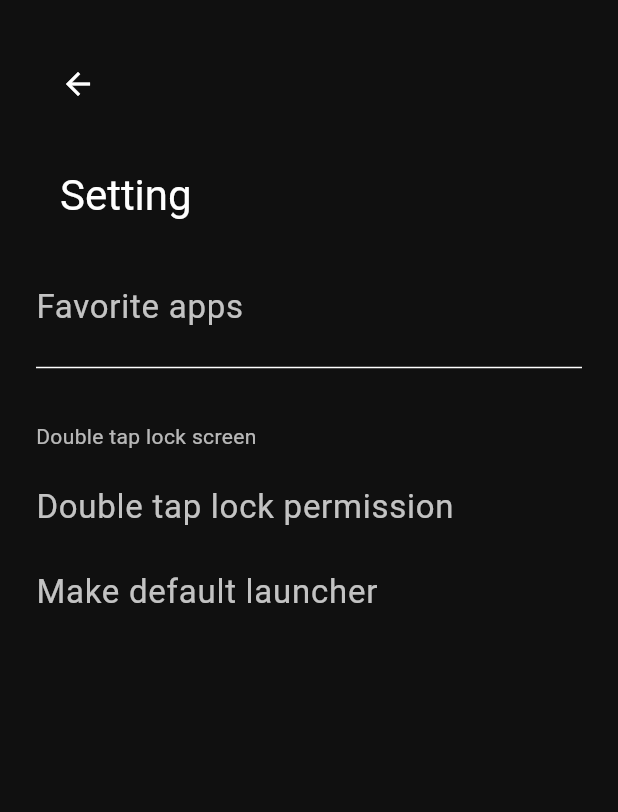
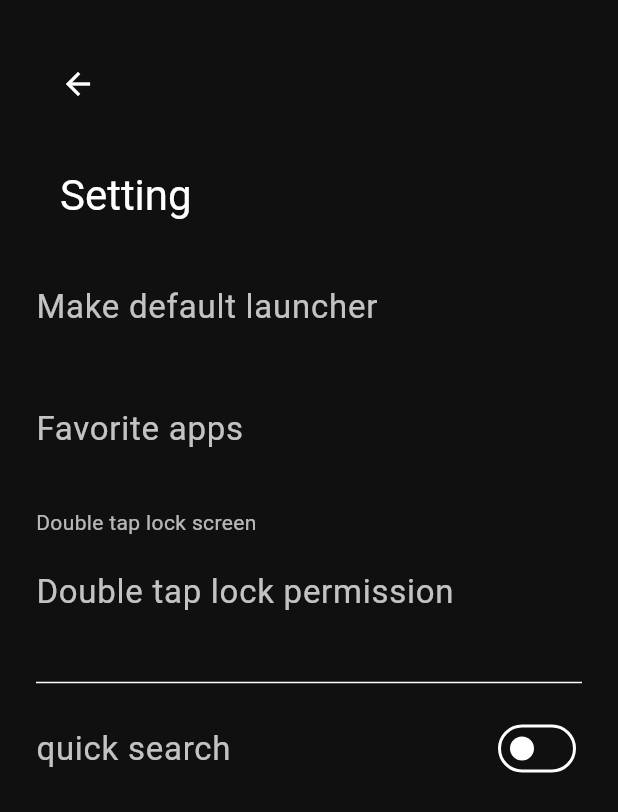
Before and after one commit to yeasin50/waqt, a Flutter app: the SettingsPage screen opened directly, on a phone screen of 412 x 824 dp. Shown: the top 812 px of the screen. Run offline on Flutter 3.47's test engine with Material 3 defaults, Android fonts, the phone set to English and light mode, and no system bars; our stand-ins replace diacritic, hive_flutter; accounts and stored records are empty.

Commit message:
prep setting page

```diff
--- a/lib/src/app/theme.dart
+++ b/lib/src/app/theme.dart
@@ -5,7 +5,7 @@ final class AppTheme {
     brightness: Brightness.dark,
     scaffoldBackgroundColor: const Color(0xFF101010),
     colorScheme: const .dark(surface: Color(0xFF101010), primary: Colors.white),
-    dividerColor: Colors.grey,
+    dividerColor: Colors.grey.withValues(alpha: .3),
     appBarTheme: AppBarThemeData(elevation: 0, scrolledUnderElevation: 0),
     textTheme: TextTheme(
       headlineLarge: TextStyle(
--- a/lib/src/core/database.dart
+++ b/lib/src/core/database.dart
@@ -14,7 +14,7 @@ class AppDatabase {
     Hive.registerAdapter(UserPreferenceAdapter());
     await Hive.openBox<AppInfo>("app_configx");
     await Hive.openBox<AppVisiblityInfo>("app_visiblityx");
-    await Hive.openBox<UserPreference>("user_preferencex");
+    await Hive.openBox<UserPreference>("user_preferencexx");
   }
 
   final _box = Hive.box<AppInfo>("app_configx");
@@ -37,7 +37,7 @@ class AppDatabase {
 
   /// ...
 
-  final _userPreferenceBox = Hive.box<UserPreference>("user_preferencex");
+  final _userPreferenceBox = Hive.box<UserPreference>("user_preferencexx");
   void updatePreference(UserPreference pref) => _userPreferenceBox.put(0, pref);
 
   UserPreference preference([UserPreference defaulta = .empty]) {
--- a/lib/src/core/models/user_preference.dart
+++ b/lib/src/core/models/user_preference.dart
@@ -1,20 +1,134 @@
 class UserPreference {
-  const UserPreference({required this.enableDoubleTapLock});
+  const UserPreference({
+    this.enableDoubleTapLock = false,
+
+    // Search
+    this.quickSearch = false,
+    this.autoShowKeyboard = false,
+    this.searchOrder = 'alphabet',
+    this.searchAtBottom = true,
+
+    // Appearance
+    this.language = 'system',
+    this.theme = 'system',
+    this.useSystemFont = true,
+    this.customFont = '',
+    this.itemSpacing = 8,
+    this.fontSize = 16,
+
+    // Clock
+    this.showClock = true,
+    this.clockAlignment = 0,
+    this.isLargeClock = false,
+    this.showDate = true,
+
+    this.appsNameAlignment = 0,
+    this.footerLeft = '',
+    this.footerRight = '',
+  });
 
   final bool enableDoubleTapLock;
 
-  static const UserPreference empty = UserPreference(
-    enableDoubleTapLock: false,
-  );
+  // Search
+  /// Automatically opens a single matching result.
+  final bool quickSearch;
+  final bool autoShowKeyboard;
 
-  UserPreference copyWith({bool? enableDoubleTapLock}) {
+  /// alphabet, reverseAlpha, lastLaunch
+  final String searchOrder;
+  final bool searchAtBottom;
+
+  // Appearance
+  final String language;
+  final String theme;
+  final bool useSystemFont;
+  final String customFont;
+  final int itemSpacing;
+  final int fontSize;
+
+  // Clock
+  final bool showClock;
+
+  /// -1 = left, 0 = center, 1 = right
+  final int clockAlignment;
+  final bool isLargeClock;
+  final bool showDate;
+
+  // App list
+
+  /// App name alignment.
+  /// -1 = left, 0 = center, 1 = right
+  final int appsNameAlignment;
+
+  // Footer labels
+  final String footerLeft;
+  final String footerRight;
+
+  static const UserPreference empty = UserPreference();
+
+  UserPreference copyWith({
+    bool? enableDoubleTapLock,
+    bool? quickSearch,
+    bool? autoShowKeyboard,
+    String? searchOrder,
+    bool? searchAtBottom,
+    String? language,
+    String? theme,
+    bool? useSystemFont,
+    String? customFont,
+    int? itemSpacing,
+    int? fontSize,
+    bool? showClock,
+    int? clockAlignment,
+    bool? isLargeClock,
+    bool? showDate,
+    int? appsNameAlignment,
+    String? footerLeft,
+    String? footerRight,
+  }) {
     return UserPreference(
       enableDoubleTapLock: enableDoubleTapLock ?? this.enableDoubleTapLock,
+      quickSearch: quickSearch ?? this.quickSearch,
+      autoShowKeyboard: autoShowKeyboard ?? this.autoShowKeyboard,
+      searchOrder: searchOrder ?? this.searchOrder,
+      searchAtBottom: searchAtBottom ?? this.searchAtBottom,
+      language: language ?? this.language,
+      theme: theme ?? this.theme,
+      useSystemFont: useSystemFont ?? this.useSystemFont,
+      customFont: customFont ?? this.customFont,
+      itemSpacing: itemSpacing ?? this.itemSpacing,
+      fontSize: fontSize ?? this.fontSize,
+      showClock: showClock ?? this.showClock,
+      clockAlignment: clockAlignment ?? this.clockAlignment,
+      isLargeClock: isLargeClock ?? this.isLargeClock,
+      showDate: showDate ?? this.showDate,
+      appsNameAlignment: appsNameAlignment ?? this.appsNameAlignment,
+      footerLeft: footerLeft ?? this.footerLeft,
+      footerRight: footerRight ?? this.footerRight,
     );
   }
 
+  Map<String, dynamic> toJson() => {
+    'enableDoubleTapLock': enableDoubleTapLock,
+    'quickSearch': quickSearch,
+    'autoShowKeyboard': autoShowKeyboard,
+    'searchOrder': searchOrder,
+    'searchAtBottom': searchAtBottom,
+    'language': language,
+    'theme': theme,
+    'useSystemFont': useSystemFont,
+    'customFont': customFont,
+    'itemSpacing': itemSpacing,
+    'fontSize': fontSize,
+    'showClock': showClock,
+    'clockAlignment': clockAlignment,
+    'isLargeClock': isLargeClock,
+    'showDate': showDate,
+    'appsNameAlignment': appsNameAlignment,
+    'footerLeft': footerLeft,
+    'footerRight': footerRight,
+  };
+
   @override
-  String toString() {
-    return "UserPreference(enableDoubleTapLock:$enableDoubleTapLock)";
-  }
+  String toString() => 'UserPreference(${toJson()})';
 }
--- a/lib/src/core/providers/screen_lock_provider_mixin.dart
+++ b/lib/src/core/providers/screen_lock_provider_mixin.dart
@@ -13,8 +13,9 @@ mixin ScreenLockProviderMixin on AppNotifier {
   }
 
   Future<void> lockScreen() async {
+    if (hasLockPermission) return;
     try {
-      assert(hasLockPermission);
+      // assert(hasLockPermission);
       try {
         await screenLockApi.lockScreen();
       } on PlatformException catch (e) {
--- /dev/null
+++ b/lib/src/settings/settings_page.dart
@@ -0,0 +1,105 @@
+import 'package:flutter/material.dart';
+
+import '../core/core.dart';
+import '../favorite_apps_page.dart';
+import '../widgets/app_checkbox_tile.dart';
+import '../widgets/app_tile.dart' show AppTile;
+import 'widgets/lock_permission_tile.dart';
+
+class SettingsPage extends StatefulWidget {
+  const new({super.key});
+
+  static MaterialPageRoute route() {
+    return MaterialPageRoute(builder: (context) => SettingsPage());
+  }
+
+  @override
+  State<SettingsPage> createState() => _SettingsPageState();
+}
+
+class _SettingsPageState extends State<SettingsPage>
+    with WidgetsBindingObserver {
+  @override
+  void initState() {
+    super.initState();
+    WidgetsBinding.instance.addObserver(this);
+  }
+
+  @override
+  void dispose() {
+    WidgetsBinding.instance.removeObserver(this);
+    super.dispose();
+  }
+
+  @override
+  void didChangeAppLifecycleState(AppLifecycleState state) {
+    super.didChangeAppLifecycleState(state);
+
+    if (state == .resumed) {
+      AppProvider.of(context).notifier
+        ..checkLockPermission()
+        ..checkIfDefaultLauncher();
+    }
+  }
+
+  @override
+  Widget build(BuildContext context) {
+    final provider = AppProvider.of(context).notifier;
+
+    const spacer = SizedBox(height: 24);
+
+    return Scaffold(
+      body: ListenableBuilder(
+        listenable: provider,
+        builder: (context, child) {
+          final bool isDefaultLauncher = provider.isDefaultLauncher;
+          final preference = provider.preference;
+          return SafeArea(
+            child: Padding(
+              padding: const .all(24.0),
+              child: CustomScrollView(
+                slivers: [
+                  SliverAppBar.large(title: Text("Setting")),
+                  SliverList.list(
+                    children: [
+                      if (!isDefaultLauncher) ...[
+                        AppTile.setting(
+                          title: "Make default launcher",
+                          onTap: provider.requestDefaultLauncher,
+                        ),
+                      ],
+
+                      spacer,
+
+                      AppTile.setting(
+                        title: "Favorite apps",
+                        onTap: () {
+                          Navigator.of(context).push(FavoriteAppsPage.route());
+                        },
+                      ),
+
+                      spacer,
+                      LockPermissionTile(),
+                      spacer,
+                      Divider(),
+
+                      AppCheckboxTile(
+                        title: "quick search",
+                        isChecked: preference.quickSearch,
+                        onTap: (v) {
+                          provider.updatePreference(
+                            preference.copyWith(quickSearch: v),
+                          );
+                        },
+                      ),
+                    ],
+                  ),
+                ],
+              ),
+            ),
+          );
+        },
+      ),
+    );
+  }
+}
--- /dev/null
+++ b/lib/src/settings/widgets/lock_permission_tile.dart
@@ -0,0 +1,43 @@
+import 'package:flutter/material.dart';
+
+import '../../core/core.dart';
+import '../../widgets/app_checkbox_tile.dart';
+import '../../widgets/app_tile.dart';
+
+class LockPermissionTile extends StatelessWidget {
+  const new({super.key});
+
+  @override
+  Widget build(BuildContext context) {
+    final provider = AppProvider.of(context).notifier;
+    return ListenableBuilder(
+      listenable: provider,
+      builder: (context, child) {
+        final bool hasLockPermission = provider.hasLockPermission;
+
+        return Material(
+          shape: RoundedRectangleBorder(borderRadius: .circular(9)),
+          child: Column(
+            crossAxisAlignment: .stretch,
+            spacing: 8,
+            children: [
+              Text("Double tap lock screen"),
+              if (!hasLockPermission)
+                AppTile.setting(
+                  title: "Double tap lock permission",
+                  onTap: provider.requestLockPermission,
+                ),
+
+              if (hasLockPermission)
+                AppCheckboxTile(
+                  title: "double tap lock screen",
+                  isChecked: provider.preference.enableDoubleTapLock,
+                  onTap: provider.toggleDoubleTapLoc,
+                ),
+            ],
+          ),
+        );
+      },
+    );
+  }
+}
--- a/lib/src/settings_page.dart
+++ /dev/null
@@ -1,125 +0,0 @@
-import 'package:flutter/material.dart';
-
-import 'core/core.dart';
-import 'favorite_apps_page.dart';
-import 'widgets/app_tile.dart' show AppTile;
-
-class SettingsPage extends StatefulWidget {
-  const new({super.key});
-
-  static MaterialPageRoute route() {
-    return MaterialPageRoute(builder: (context) => SettingsPage());
-  }
-
-  @override
-  State<SettingsPage> createState() => _SettingsPageState();
-}
-
-class _SettingsPageState extends State<SettingsPage>
-    with WidgetsBindingObserver {
-  @override
-  void initState() {
-    super.initState();
-    WidgetsBinding.instance.addObserver(this);
-  }
-
-  @override
-  void dispose() {
-    WidgetsBinding.instance.removeObserver(this);
-    super.dispose();
-  }
-
-  @override
-  void didChangeAppLifecycleState(AppLifecycleState state) {
-    super.didChangeAppLifecycleState(state);
-
-    if (state == .resumed) {
-      AppProvider.of(context).notifier
-        ..checkLockPermission()
-        ..checkIfDefaultLauncher();
-    }
-  }
-
-  @override
-  Widget build(BuildContext context) {
-    final provider = AppProvider.of(context).notifier;
-    return Scaffold(
-      body: ListenableBuilder(
-        listenable: provider,
-        builder: (context, child) {
-          final bool hasLockPermission = provider.hasLockPermission;
-          final bool isDefaultLauncher = provider.isDefaultLauncher;
-
-          return SafeArea(
-            child: Padding(
-              padding: const .all(24.0),
-              child: CustomScrollView(
-                slivers: [
-                  SliverAppBar.large(title: Text("Setting")),
-                  SliverList.list(
-                    children: [
-                      AppTile(
-                        title: "Favorite apps",
-                        titleAlign: .start,
-                        onTap: () {
-                          Navigator.of(context).push(FavoriteAppsPage.route());
-                        },
-                      ),
-                      Divider(height: 24),
-                      SizedBox(height: 24),
-                      Material(
-                        shape: RoundedRectangleBorder(
-                          borderRadius: .circular(9),
-                        ),
-                        child: Column(
-                          crossAxisAlignment: .stretch,
-                          spacing: 8,
-                          children: [
-                            Text("Double tap lock screen"),
-                            if (!hasLockPermission)
-                              AppTile(
-                                title: "Double tap lock permission",
-                                titleAlign: .start,
-                                onTap: provider.requestLockPermission,
-                              ),
-
-                            if (hasLockPermission)
-                              AppTile(
-                                title: "double tap lock screen",
-                                titleAlign: .start,
-                                tralling: Flexible(
-                                  child: Switch(
-                                    value:
-                                        provider.preference.enableDoubleTapLock,
-                                    onChanged: provider.toggleDoubleTapLoc,
-                                  ),
-                                ),
-                                onTap: () {
-                                  provider.toggleDoubleTapLoc(
-                                    !provider.preference.enableDoubleTapLock,
-                                  );
-                                },
-                              ),
-                          ],
-                        ),
-                      ),
-
-                      if (!isDefaultLauncher)
-                        AppTile(
-                          title: "Make default launcher",
-                          titleAlign: .start,
-                          onTap: provider.requestDefaultLauncher,
-                        )
-                      else
-                        Text("Already set as default"),
-                    ],
-                  ),
-                ],
-              ),
-            ),
-          );
-        },
-      ),
-    );
-  }
-}
--- /dev/null
+++ b/lib/src/widgets/app_checkbox_tile.dart
@@ -0,0 +1,27 @@
+import 'package:flutter/material.dart';
+
+import 'app_tile.dart';
+
+/// All are [AppTile.setting]
+class AppCheckboxTile extends StatelessWidget {
+  const new({
+    super.key,
+    required this.title,
+    required this.isChecked,
+    required this.onTap,
+  });
+
+  final String title;
+  final bool isChecked;
+  final ValueChanged<bool> onTap;
+  @override
+  Widget build(BuildContext context) {
+    return AppTile.setting(
+      title: title,
+      tralling: Flexible(
+        child: Switch(value: isChecked, onChanged: onTap),
+      ),
+      onTap: () => onTap(!isChecked),
+    );
+  }
+}
--- a/lib/src/widgets/app_tile.dart
+++ b/lib/src/widgets/app_tile.dart
@@ -8,12 +8,29 @@ class AppTile extends StatelessWidget {
     this.onLongPress,
     this.titleAlign = .center,
     this.tralling,
+    this.isSetting = false,
   });
+
+  factory AppTile.setting({
+    required String title,
+    VoidCallback? onTap,
+    Widget? tralling,
+  }) {
+    return AppTile(
+      title: title,
+      onTap: onTap,
+      titleAlign: .start,
+      tralling: tralling,
+      isSetting: true,
+    );
+  }
 
   final String title;
   final TextAlign titleAlign;
   final VoidCallback? onTap, onLongPress;
   final Widget? tralling;
+
+  final bool isSetting;
 
   @override
   Widget build(BuildContext context) {
@@ -26,7 +43,7 @@ class AppTile extends StatelessWidget {
       child: Text(
         title,
         textAlign: titleAlign,
-        style: style.bodyLarge?.copyWith(),
+        style: isSetting ? style.bodyLarge : style.bodyLarge?.copyWith(),
       ),
     );
     return InkWell(
```
Also changed, not shown: lib/src/core/hive_adapters.dart (+41 -3 lines), lib/src/home_page.dart (+5 -4 lines).
